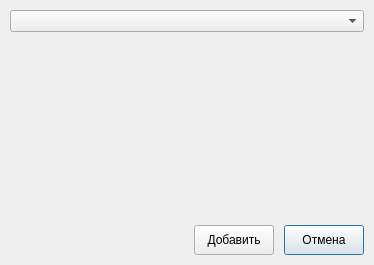
Qt form arcsettingsdialog.ui (EugeneHryz/archiver) before a commit.
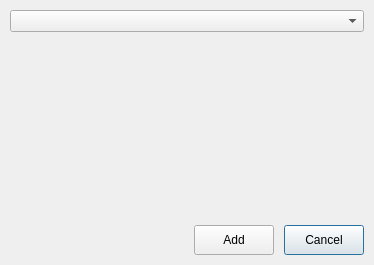
The same form after that commit.

```diff
--- a/arcsettingsdialog.ui
+++ b/arcsettingsdialog.ui
@@ -47,7 +47,7 @@
       </size>
      </property>
      <property name="text">
-      <string>Отмена</string>
+      <string>Cancel</string>
      </property>
     </widget>
    </item>
@@ -66,7 +66,7 @@
       </size>
      </property>
      <property name="text">
-      <string>Добавить</string>
+      <string>Add</string>
      </property>
     </widget>
    </item>
```
